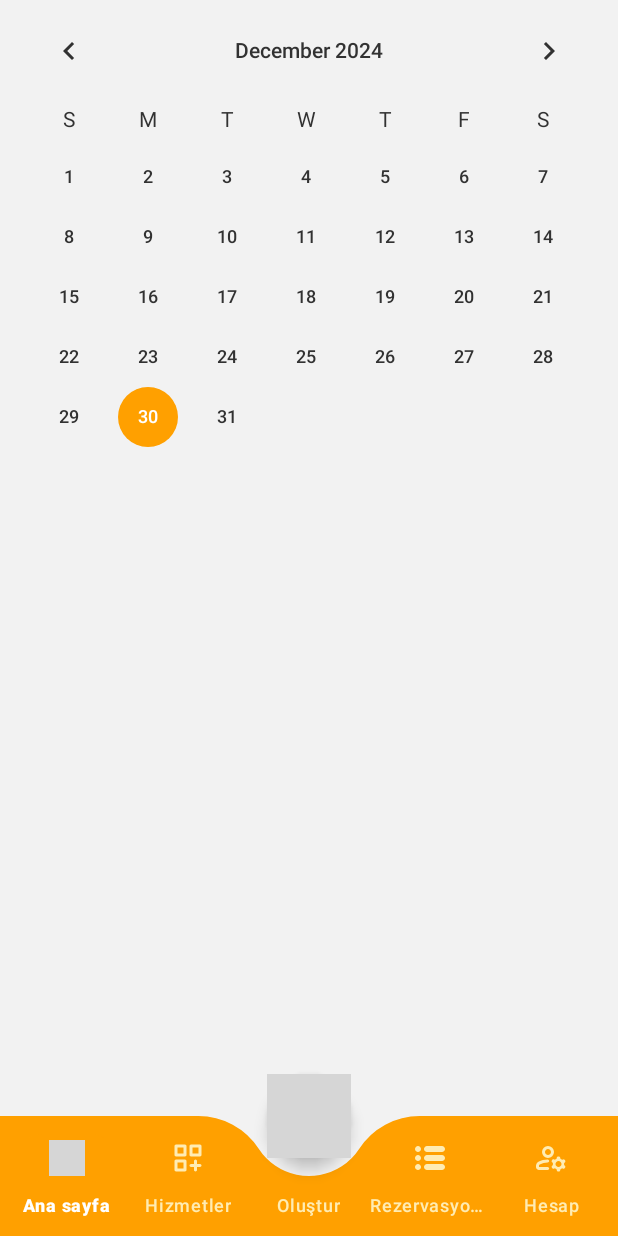
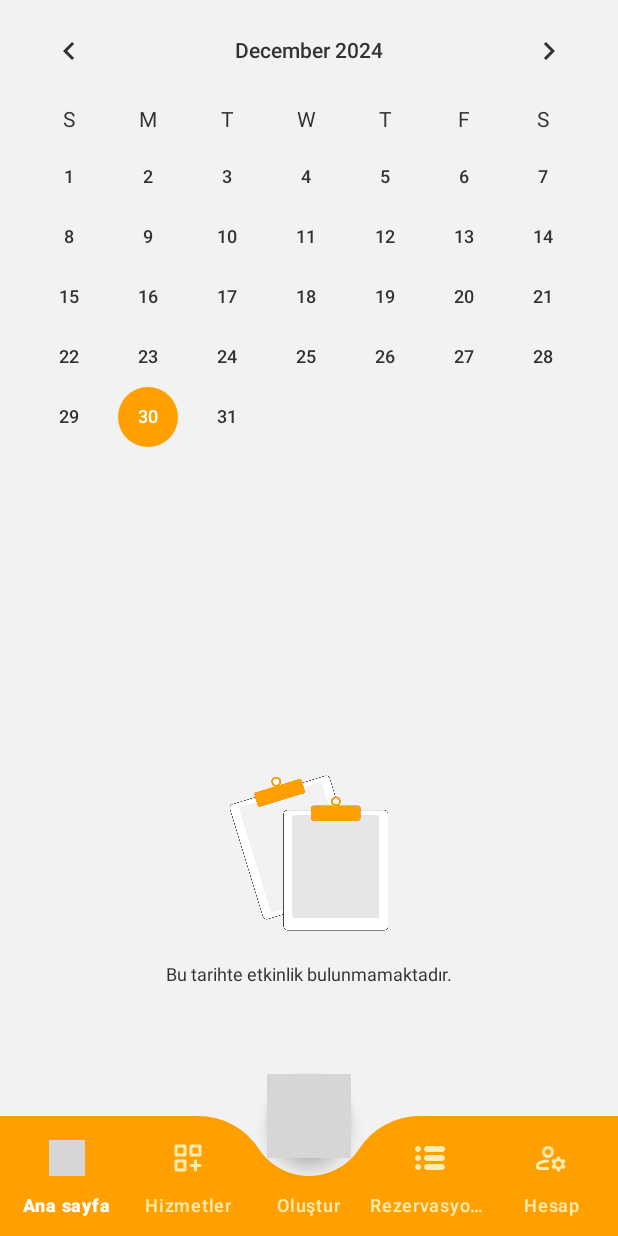
Before and after one commit to ozlemcivelek/EventFlow, an Android app: the HomeFragment screen opened directly, with no data from a screen before it, on a phone screen of 412 x 824 dp. Run offline under Robolectric (Android 15) with nearby library versions, the phone set to English and light mode, and no system bars; our stand-ins replace Dagger/Hilt's generated code, Firebase (no records; nobody signed in at launch, a user with empty details on screens opened directly), navigation-ui; 1 statement that could not run was skipped; grey boxes are pictures that could not be loaded.

Commit message:
Add empty state event.

```diff
--- a/app/src/main/java/com/example/eventflow/adapter/EventAdapter.kt
+++ b/app/src/main/java/com/example/eventflow/adapter/EventAdapter.kt
@@ -7,9 +7,7 @@ import com.example.eventflow.models.EventModel
 import com.example.eventflow.databinding.EventItemBinding
 
 class EventAdapter :
-    RecyclerView.Adapter<EventAdapter.EventViewHolder>() {
-
-    private val eventList: MutableList<EventModel> = mutableListOf()
+    RecyclerView.Adapter<EventAdapter.EventViewHolder>() { val eventList: MutableList<EventModel> = mutableListOf()
     var onItemClicked: (EventModel) -> Unit = {}
 
     fun setItems(items: List<EventModel>) {
--- a/app/src/main/java/com/example/eventflow/ui/home/HomeFragment.kt
+++ b/app/src/main/java/com/example/eventflow/ui/home/HomeFragment.kt
@@ -5,6 +5,7 @@ import android.view.LayoutInflater
 import android.view.View
 import android.view.ViewGroup
 import android.widget.CalendarView
+import androidx.core.view.isVisible
 import androidx.fragment.app.activityViewModels
 import androidx.fragment.app.viewModels
 import androidx.navigation.fragment.findNavController
@@ -45,6 +46,7 @@ class HomeFragment : BaseFragment<HomeViewModel>() {
         viewModel.filteredEvents.observe(viewLifecycleOwner) { filteredEvents ->
             eventAdapter.setItems(filteredEvents)
         }
+
         viewModel.eventsModel.observe(viewLifecycleOwner) { events ->
             setFilteredEventsForDate() // Veriler geldikten sonra filtreleme işlemini başlat
         }
@@ -56,13 +58,15 @@ class HomeFragment : BaseFragment<HomeViewModel>() {
             }
 
         }
-
+        viewModel.emptyState.observe(viewLifecycleOwner) {
+            binding.emptyState.isVisible = it
+            binding.recyclerView.isVisible = !it
+        }
         viewModel.getEvents()
     }
 
     private fun setFilteredEventsForDate() {
         val calendarView: CalendarView = binding.calendarView
-
         // initial Date and Filtered
         viewModel.filterEventsByDate(calendarView.date)
         // CalendarView filter on date change
--- a/app/src/main/java/com/example/eventflow/ui/home/HomeViewModel.kt
+++ b/app/src/main/java/com/example/eventflow/ui/home/HomeViewModel.kt
@@ -27,6 +27,8 @@ class HomeViewModel @Inject constructor(
     private val _filteredEvents = MutableLiveData<List<EventModel>>()
     val filteredEvents: LiveData<List<EventModel>> get() = _filteredEvents
 
+    var emptyState: MutableLiveData<Boolean> = MutableLiveData(false)
+
     // Filter events by date
     fun filterEventsByDate(time: Long) {
         calendar.timeInMillis = time
@@ -37,6 +39,7 @@ class HomeViewModel @Inject constructor(
             event.copy(date = formatPrettyDate(event.prettyDate))
         }
         _filteredEvents.value = updatedEvents
+        emptyState.value = updatedEvents.isEmpty()
     }
 
     private fun formatPrettyDate(date: String): String {
--- a/app/src/main/res/layout/fragment_home.xml
+++ b/app/src/main/res/layout/fragment_home.xml
@@ -31,4 +31,28 @@
         tools:itemCount="5"
         tools:listitem="@layout/event_item" />
 
+    <LinearLayout
+        android:id="@+id/emptyState"
+        android:layout_width="match_parent"
+        android:layout_height="match_parent"
+        android:gravity="center"
+        android:orientation="vertical"
+        tools:visibility="gone">
+
+
+        <ImageView
+            android:layout_width="128dp"
+            android:layout_height="128dp"
+            android:src="@drawable/empty_event" />
+
+        <TextView
+            android:layout_width="wrap_content"
+            android:layout_height="wrap_content"
+            android:paddingTop="8dp"
+            android:text="Bu tarihte etkinlik bulunmamaktadır."
+            android:textColor="@color/black"
+            android:textSize="12sp"/>
+
+    </LinearLayout>
+
 </LinearLayout>
```
Also changed, not shown: app/src/main/res/drawable/empty_event.png (added).
